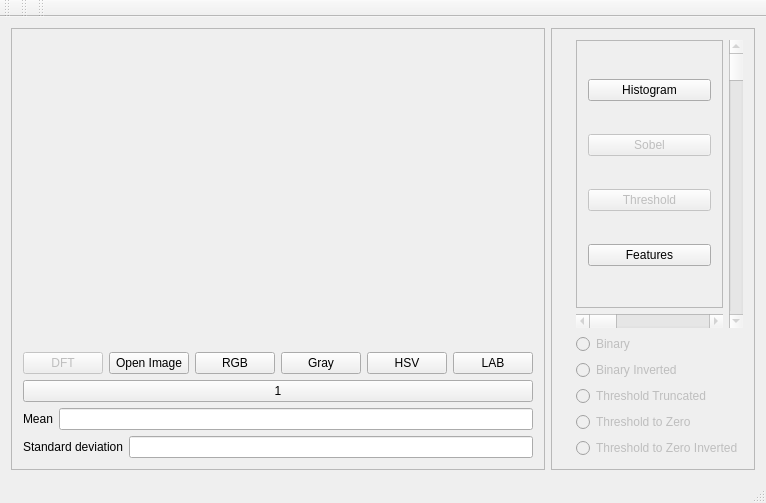
Old version of the form mainwindow.ui in the repository adityasinha-1988/Plant_Disease.
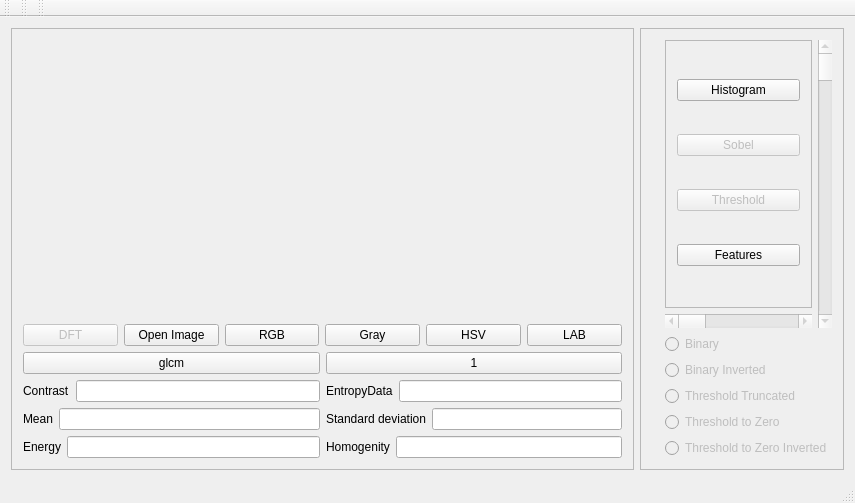
New version of the form.

```diff
--- a/mainwindow.ui
+++ b/mainwindow.ui
@@ -6,7 +6,7 @@
    <rect>
     <x>0</x>
     <y>0</y>
-    <width>764</width>
+    <width>855</width>
     <height>503</height>
    </rect>
   </property>
@@ -14,8 +14,8 @@
    <string>MainWindow</string>
   </property>
   <widget class="QWidget" name="centralWidget">
-   <layout class="QGridLayout" name="gridLayout_3">
-    <item row="0" column="0">
+   <layout class="QHBoxLayout" name="horizontalLayout_13">
+    <item>
      <widget class="QFrame" name="frame">
       <property name="frameShape">
        <enum>QFrame::StyledPanel</enum>
@@ -23,15 +23,22 @@
       <property name="frameShadow">
        <enum>QFrame::Raised</enum>
       </property>
-      <layout class="QGridLayout" name="gridLayout">
-       <item row="0" column="0">
+      <layout class="QVBoxLayout" name="verticalLayout_7">
+       <item>
         <widget class="QLabel" name="label">
          <property name="text">
           <string/>
          </property>
         </widget>
        </item>
-       <item row="2" column="0">
+       <item>
+        <widget class="QLabel" name="label_5">
+         <property name="text">
+          <string/>
+         </property>
+        </widget>
+       </item>
+       <item>
         <layout class="QVBoxLayout" name="verticalLayout_2">
          <item>
           <layout class="QHBoxLayout" name="horizontalLayout_3">
@@ -83,12 +90,61 @@
           </layout>
          </item>
          <item>
+          <layout class="QHBoxLayout" name="horizontalLayout_5">
+           <item>
+            <widget class="QPushButton" name="pushButton_11">
+             <property name="text">
+              <string>glcm</string>
+             </property>
+            </widget>
+           </item>
+           <item>
           <widget class="QPushButton" name="pushButton_10">
            <property name="text">
             <string>1</string>
            </property>
           </widget>
          </item>
+          </layout>
+         </item>
+        </layout>
+       </item>
+       <item>
+        <layout class="QVBoxLayout" name="verticalLayout_3">
+         <item>
+          <layout class="QHBoxLayout" name="horizontalLayout_7">
+           <item>
+            <layout class="QHBoxLayout" name="horizontalLayout_6">
+             <item>
+              <widget class="QLabel" name="label_7">
+               <property name="text">
+                <string>Contrast</string>
+               </property>
+              </widget>
+             </item>
+             <item>
+              <widget class="QLineEdit" name="lineEdit_3"/>
+             </item>
+            </layout>
+           </item>
+           <item>
+            <layout class="QHBoxLayout" name="horizontalLayout_9">
+             <item>
+              <widget class="QLabel" name="label_10">
+               <property name="text">
+                <string>EntropyData</string>
+               </property>
+              </widget>
+             </item>
+             <item>
+              <widget class="QLineEdit" name="lineEdit_6"/>
+             </item>
+            </layout>
+           </item>
+          </layout>
+         </item>
+         <item>
+          <layout class="QHBoxLayout" name="horizontalLayout_11">
          <item>
           <layout class="QHBoxLayout" name="horizontalLayout_2">
            <item>
@@ -119,17 +175,51 @@
          </item>
         </layout>
        </item>
-       <item row="1" column="0">
-        <widget class="QLabel" name="label_5">
+         <item>
+          <layout class="QHBoxLayout" name="horizontalLayout_12">
+           <item>
+            <layout class="QHBoxLayout" name="horizontalLayout_8">
+             <item>
+              <widget class="QLabel" name="label_9">
          <property name="text">
-          <string/>
+                <string>Energy</string>
          </property>
         </widget>
        </item>
-      </layout>
-     </widget>
-    </item>
-    <item row="0" column="1">
+             <item>
+              <widget class="QLineEdit" name="lineEdit_5"/>
+             </item>
+            </layout>
+           </item>
+           <item>
+            <layout class="QHBoxLayout" name="horizontalLayout_10">
+             <item>
+              <widget class="QLabel" name="label_11">
+               <property name="text">
+                <string>Homogenity</string>
+               </property>
+              </widget>
+             </item>
+             <item>
+              <widget class="QLineEdit" name="lineEdit_7"/>
+             </item>
+            </layout>
+           </item>
+          </layout>
+         </item>
+        </layout>
+       </item>
+      </layout>
+      <zorder>label</zorder>
+      <zorder>label_5</zorder>
+      <zorder>layoutWidget</zorder>
+      <zorder>layoutWidget_3</zorder>
+      <zorder>layoutWidget_4</zorder>
+      <zorder>layoutWidget_5</zorder>
+      <zorder>frame_4</zorder>
+     </widget>
+    </item>
+    <item>
      <widget class="QFrame" name="frame_2">
       <property name="frameShape">
        <enum>QFrame::StyledPanel</enum>
```
Left out of the diff: 16 changed lines with no effect on the pictures. Lines whose indentation alone changed are shown as unchanged.
